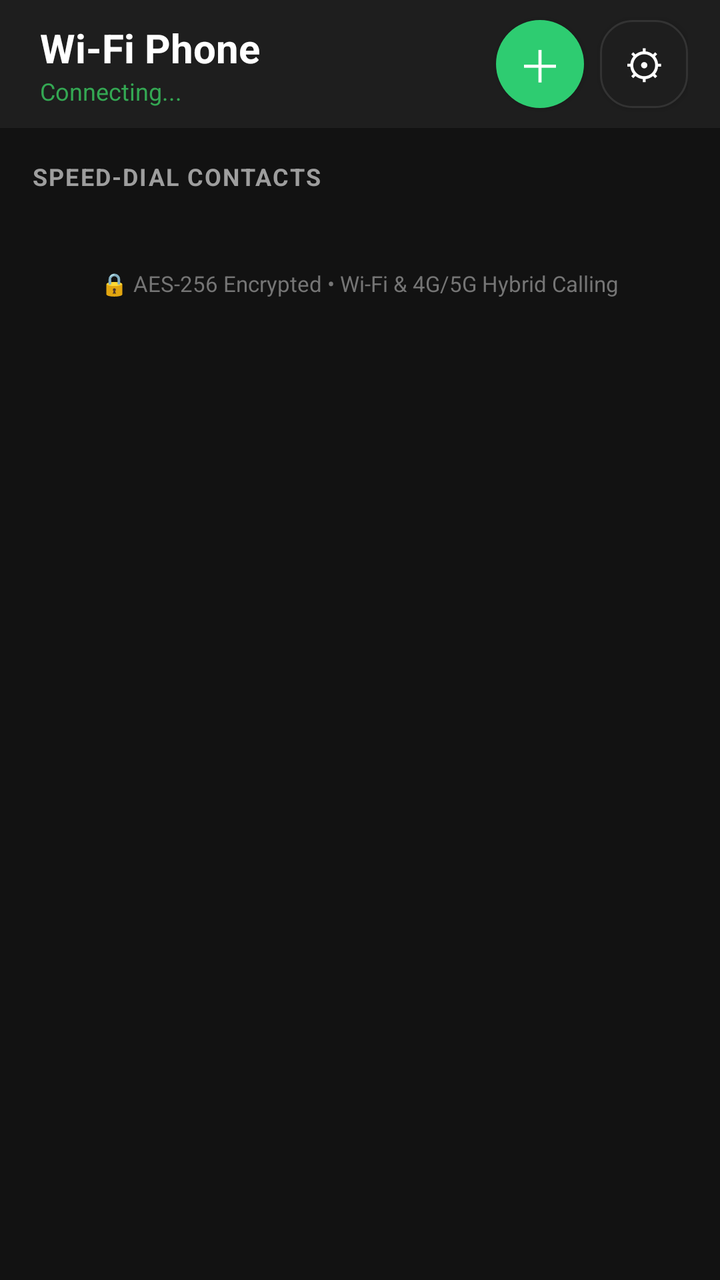
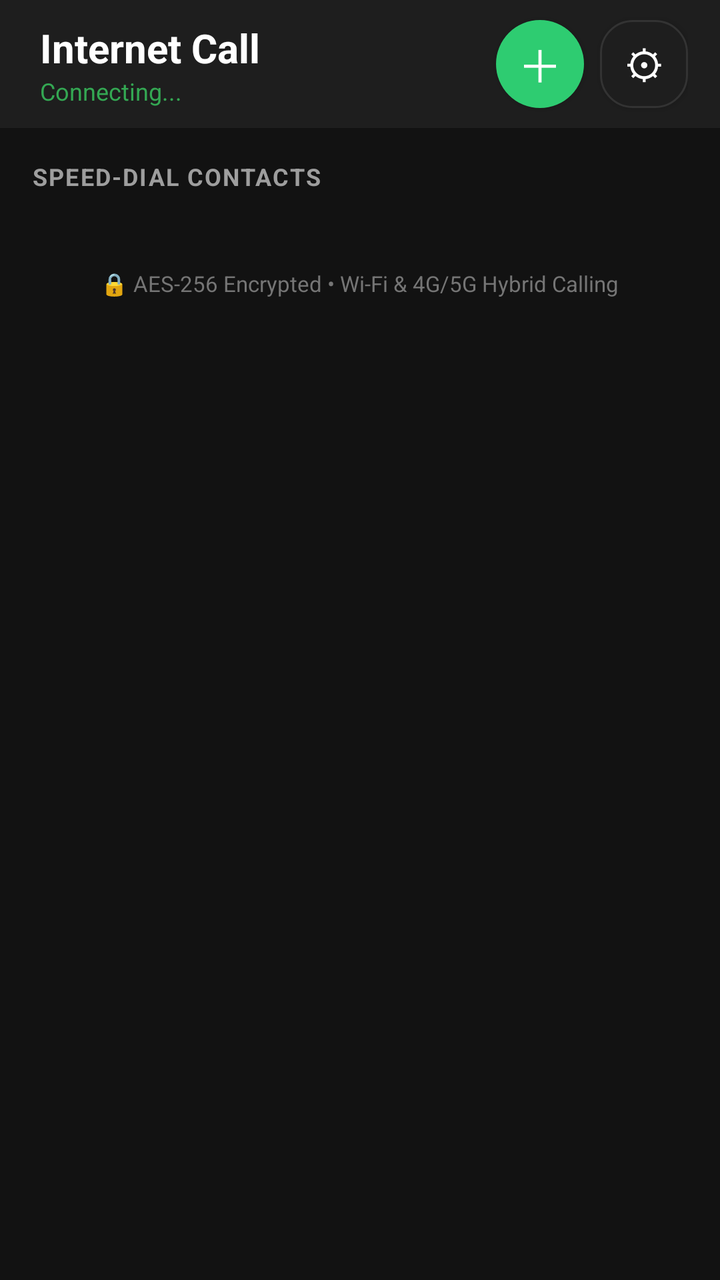

Before-and-after screenshots of an Android layout around one commit, followed by the original layout XML and the change that was made.
<!-- AndroidManifest.xml: application theme Theme.WiFiCalling -->
<!-- res/layout/activity_main.xml -->
<?xml version="1.0" encoding="utf-8"?>
<LinearLayout xmlns:android="http://schemas.android.com/apk/res/android"
    android:layout_width="match_parent"
    android:layout_height="match_parent"
    android:orientation="vertical"
    android:fitsSystemWindows="true"
    android:background="@color/background_dark">

    
    <LinearLayout
        android:layout_width="match_parent"
        android:layout_height="64dp"
        android:orientation="horizontal"
        android:gravity="center_vertical"
        android:paddingStart="20dp"
        android:paddingEnd="16dp"
        android:background="#1E1E1E">

        <LinearLayout
            android:layout_width="0dp"
            android:layout_height="wrap_content"
            android:layout_weight="1"
            android:orientation="vertical">

            <TextView
                android:layout_width="wrap_content"
                android:layout_height="wrap_content"
                android:text="Wi-Fi Phone"
                android:textSize="20sp"
                android:textStyle="bold"
                android:textColor="@color/text_primary" />

            <TextView
                android:id="@+id/tvMyDeviceIp"
                android:layout_width="wrap_content"
                android:layout_height="wrap_content"
                android:text="Connecting..."
                android:textSize="12sp"
                android:textColor="#34A853" />
        </LinearLayout>

        
        <Button
            android:id="@+id/btnTopAddContact"
            android:layout_width="44dp"
            android:layout_height="44dp"
            android:text="＋"
            android:textSize="22sp"
            android:textColor="#FFFFFF"
            android:background="@drawable/bg_button_call"
            android:layout_marginEnd="8dp" />

        
        <Button
            android:id="@+id/btnTopSettings"
            android:layout_width="44dp"
            android:layout_height="44dp"
            android:text="⚙"
            android:textSize="20sp"
            android:textColor="#FFFFFF"
            android:background="@drawable/bg_card" />
    </LinearLayout>

    <ScrollView
        android:layout_width="match_parent"
        android:layout_height="match_parent"
        android:padding="16dp">

        <LinearLayout
            android:layout_width="match_parent"
            android:layout_height="wrap_content"
            android:orientation="vertical">

            
            <TextView
                android:layout_width="wrap_content"
                android:layout_height="wrap_content"
                android:text="SPEED-DIAL CONTACTS"
                android:textSize="12sp"
                android:textStyle="bold"
                android:textColor="#9E9E9E"
                android:letterSpacing="0.06"
                android:layout_marginBottom="10dp" />

            
            <LinearLayout
                android:id="@+id/containerContacts"
                android:layout_width="match_parent"
                android:layout_height="wrap_content"
                android:orientation="vertical" />

            
            <TextView
                android:layout_width="wrap_content"
                android:layout_height="wrap_content"
                android:layout_gravity="center_horizontal"
                android:text="🔒 AES-256 Encrypted • Wi-Fi &amp; 4G/5G Hybrid Calling"
                android:textSize="11sp"
                android:textColor="#757575"
                android:layout_marginTop="28dp"
                android:layout_marginBottom="24dp" />

        </LinearLayout>
    </ScrollView>

</LinearLayout>
<!-- resources referenced by this layout -->
<resources>
  <color name="background_dark">#121212</color>
  <color name="text_primary">#FFFFFF</color>
  <!-- drawable bg_button_call (drawable) -->
  <?xml version="1.0" encoding="utf-8"?>
  <shape xmlns:android="http://schemas.android.com/apk/res/android"
      android:shape="rectangle">
      <solid android:color="#2ECC71" />
      <corners android:radius="24dp" />
  </shape>
  <!-- drawable bg_card (drawable) -->
  <?xml version="1.0" encoding="utf-8"?>
  <shape xmlns:android="http://schemas.android.com/apk/res/android"
      android:shape="rectangle">
      <solid android:color="#1E1E1E" />
      <corners android:radius="16dp" />
      <stroke android:width="1dp" android:color="#333333" />
  </shape>
  <style name="Theme.WiFiCalling" parent="@android:style/Theme.DeviceDefault.NoActionBar">
          <item name="android:windowBackground">@color/background_dark</item>
          <item name="android:textColor">@color/text_primary</item>
      </style>
</resources>

<!-- the commit's change to res/layout/activity_main.xml (unified diff, before → after) -->
@@ -25,7 +25,7 @@
             <TextView
                 android:layout_width="wrap_content"
                 android:layout_height="wrap_content"
-                android:text="Wi-Fi Phone"
+                android:text="Internet Call"
                 android:textSize="20sp"
                 android:textStyle="bold"
                 android:textColor="@color/text_primary" />
